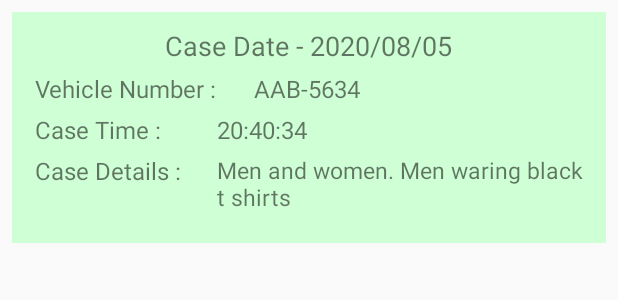
After one commit to PrabuddhaJayakodi/SaveUp, an Android app: the layout single_case_ui.xml on its own in the app's theme, with its tools: preview values and no code run, on a phone screen of 412 x 824 dp. The commit adds this screen. Shown: the top 300 px of the screen. Run offline under Robolectric (Android 15) with nearby library versions, the light colour scheme and no system bars; Roboto replaces fonts that are not available here.

Commit message:
Data Retrive Complete

```diff
--- a/MyApplication3/app/build.gradle
+++ b/MyApplication3/app/build.gradle
@@ -42,4 +42,7 @@ dependencies {
 
     implementation 'com.google.firebase:firebase-database:16.0.5'
     implementation 'com.firebase:geofire-java:3.0.0'
+
+    implementation 'com.firebaseui:firebase-ui-auth:6.2.0'
+    implementation 'com.firebaseui:firebase-ui-database:6.2.0'
 }
--- a/MyApplication3/app/src/main/java/com/myproject/myapplication3/loadingPage.java
+++ b/MyApplication3/app/src/main/java/com/myproject/myapplication3/loadingPage.java
@@ -32,7 +32,6 @@ public class loadingPage extends AppCompatActivity {
         mloadingregister.setOnClickListener(new View.OnClickListener() {
             @Override
             public void onClick(View v) {
-
                 startActivity(new Intent(getApplicationContext(),register.class));
             }
         });
--- a/MyApplication3/app/src/main/java/com/myproject/myapplication3/login.java
+++ b/MyApplication3/app/src/main/java/com/myproject/myapplication3/login.java
@@ -93,7 +93,6 @@ public class login extends AppCompatActivity {
         mnavigateRegister.setOnClickListener(new View.OnClickListener() {
             @Override
             public void onClick(View v) {
-
                 startActivity(new Intent(getApplicationContext(),register.class));
             }
         });
--- a/MyApplication3/app/src/main/java/com/myproject/myapplication3/register.java
+++ b/MyApplication3/app/src/main/java/com/myproject/myapplication3/register.java
@@ -36,7 +36,6 @@ public class register extends AppCompatActivity {
 
     private FirebaseDatabase firebaseDatabase;
     private DatabaseReference databaseReference;
-
 
     @Override
     protected void onCreate(Bundle savedInstanceState) {
--- /dev/null
+++ b/MyApplication3/app/src/main/res/layout/single_case_ui.xml
@@ -0,0 +1,143 @@
+<?xml version="1.0" encoding="utf-8"?>
+<androidx.appcompat.widget.LinearLayoutCompat
+    xmlns:android="http://schemas.android.com/apk/res/android"
+    xmlns:tools="http://schemas.android.com/tools"
+    android:layout_width="match_parent"
+    android:layout_height="wrap_content">
+
+    <LinearLayout
+        android:layout_margin="8dp"
+        android:paddingBottom="20dp"
+        android:paddingLeft="15dp"
+        android:paddingRight="15dp"
+        android:background="#CFFFD5"
+        android:layout_width="match_parent"
+        android:layout_height="wrap_content"
+        android:orientation="vertical">
+
+        <TextView
+            android:id="@+id/case_date"
+            android:layout_marginTop="10dp"
+            android:layout_height="wrap_content"
+            android:layout_width="wrap_content"
+            android:layout_gravity="center"
+            android:textAlignment="center"
+            android:textSize="18dp"
+            android:text="Case Date - 2020/08/05"/>
+
+        <LinearLayout
+            android:layout_width="match_parent"
+            android:layout_height="match_parent"
+            android:orientation="horizontal">
+
+            <LinearLayout
+                android:layout_width="0dp"
+                android:layout_height="match_parent"
+                android:layout_weight="4"
+                android:orientation="vertical">
+
+                <TextView
+                    android:layout_width="match_parent"
+                    android:layout_height="match_parent"
+                    android:text="Vehicle Number :"
+                    android:layout_marginTop="5dp"
+                    android:textSize="16dp"/>
+
+            </LinearLayout>
+
+            <LinearLayout
+                android:layout_width="0dp"
+                android:layout_weight="6"
+                android:layout_height="match_parent"
+                android:orientation="vertical">
+
+                <TextView
+                    android:id="@+id/case_vehicle_no"
+                    android:layout_width="match_parent"
+                    android:layout_height="match_parent"
+                    android:text="AAB-5634"
+                    android:layout_marginTop="5dp"
+                    android:textSize="16dp"/>
+
+            </LinearLayout>
+        </LinearLayout>
+
+        <LinearLayout
+            android:layout_width="match_parent"
+            android:layout_height="match_parent"
+            android:orientation="horizontal">
+
+            <LinearLayout
+                android:layout_width="0dp"
+                android:layout_height="match_parent"
+                android:layout_weight="1"
+                android:orientation="vertical">
+
+                <TextView
+                    android:layout_width="match_parent"
+                    android:layout_height="match_parent"
+                    android:text="Case Time :"
+                    android:layout_marginTop="5dp"
+                    android:textSize="16dp"/>
+
+            </LinearLayout>
+
+            <LinearLayout
+                android:layout_width="0dp"
+                android:layout_weight="2"
+                android:layout_height="match_parent"
+                android:orientation="vertical">
+
+                <TextView
+                    android:id="@+id/case_time"
+                    android:layout_width="match_parent"
+                    android:layout_height="match_parent"
+                    android:text="20:40:34"
+                    android:layout_marginTop="5dp"
+                    android:textSize="16dp"/>
+
+            </LinearLayout>
+        </LinearLayout>
+
+        <LinearLayout
+            android:layout_width="match_parent"
+            android:layout_height="match_parent"
+            android:orientation="horizontal">
+
+            <LinearLayout
+                android:layout_width="0dp"
+                android:layout_height="match_parent"
+                android:layout_weight="1"
+                android:orientation="vertical">
+
+                <TextView
+                    android:layout_width="match_parent"
+                    android:layout_height="match_parent"
+                    android:text="Case Details :"
+                    android:layout_marginTop="5dp"
+                    android:textSize="16dp"/>
+
+            </LinearLayout>
+
+            <LinearLayout
+                android:layout_width="0dp"
+                android:layout_weight="2"
+                android:layout_height="match_parent"
+                android:orientation="vertical">
+
+                <TextView
+                    android:id="@+id/case_data"
+                    android:layout_width="match_parent"
+                    android:layout_height="match_parent"
+                    android:text="Men and women. Men waring black t shirts"
+                    android:layout_marginTop="5dp"
+                    android:textSize="15dp"/>
+
+            </LinearLayout>
+        </LinearLayout>
+
+    </LinearLayout>
+
+
+
+</androidx.appcompat.widget.LinearLayoutCompat>
```
Also changed, not shown: MyApplication3/app/src/main/AndroidManifest.xml (+7 -9 lines), MyApplication3/app/src/main/java/com/myproject/myapplication3/Fragment2.java (+69 -1 lines), MyApplication3/app/src/main/java/com/myproject/myapplication3/MyviewHolder.java (added, +27 -0 lines), MyApplication3/app/src/main/java/com/myproject/myapplication3/my_cases.java (added, +72 -0 lines), MyApplication3/app/src/main/java/com/myproject/myapplication3/ui/main/Case.java (added, +60 -0 lines), MyApplication3/app/src/main/res/layout/activity_my_cases.xml (added, +21 -0 lines), MyApplication3/app/src/main/res/layout/fragment2_layout.xml (+6 -12 lines).
